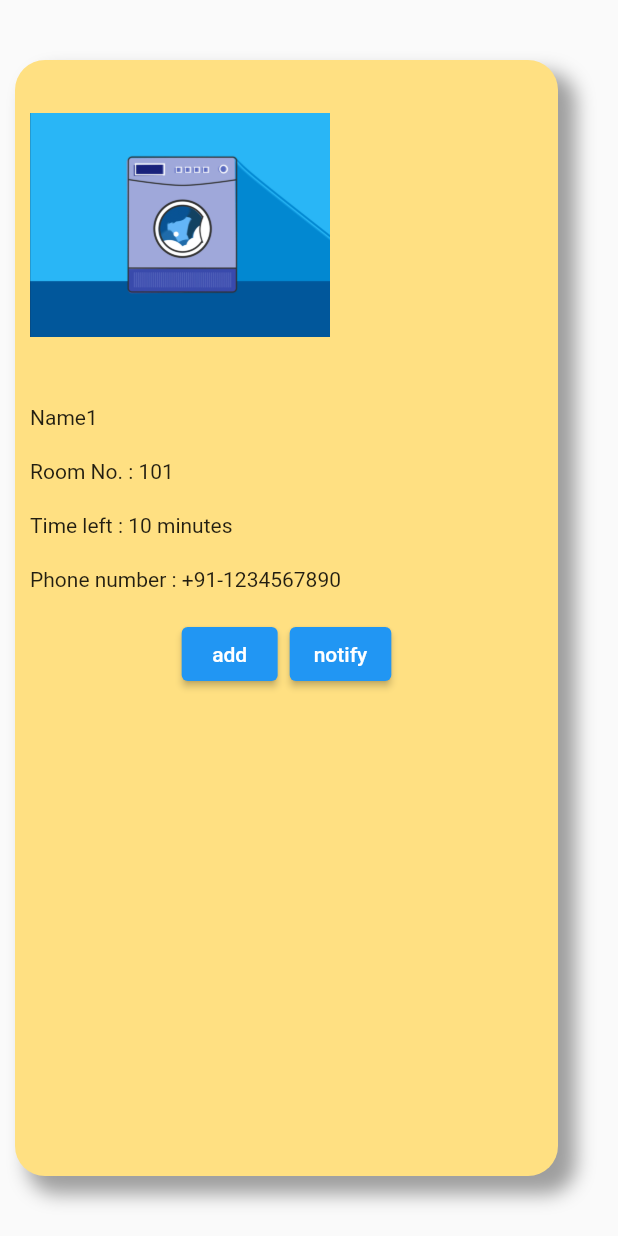
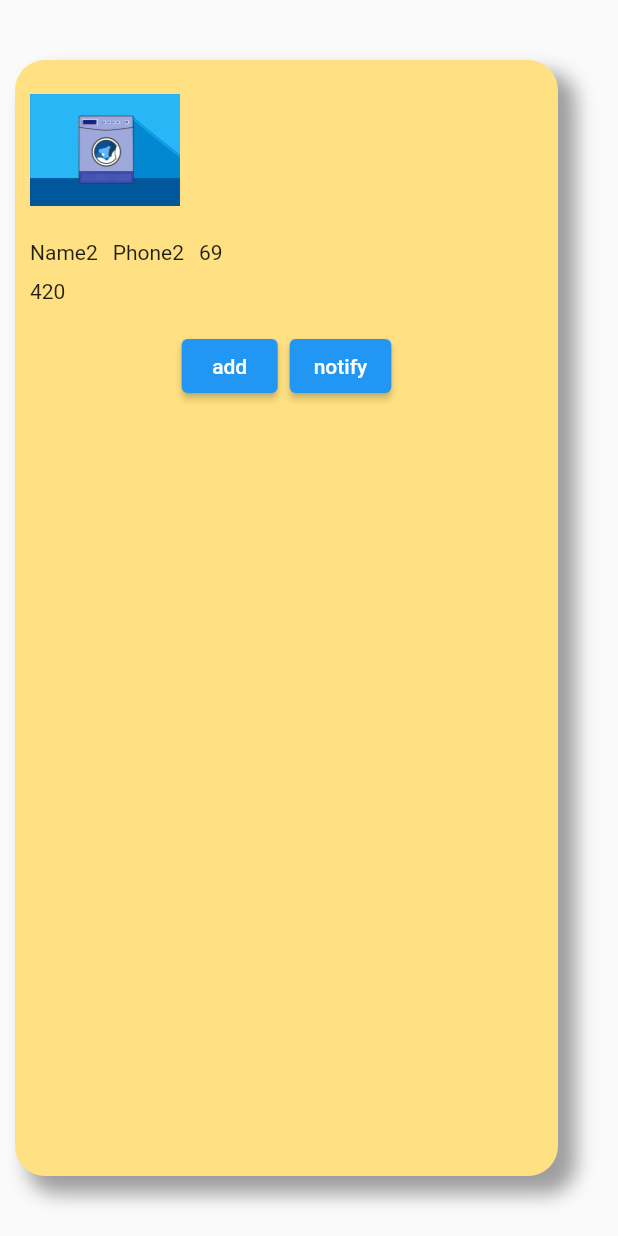
Before and after one commit to droidmaximus/laundromatic, a Flutter app: what wash() shows on an empty page, opened directly, on a phone screen of 412 x 824 dp. Run offline on Flutter 3.47's test engine with Material 2 defaults, Android fonts, the light colour scheme and no system bars.

Commit message:
tried navigation AGAIN

```diff
--- a/lib/FirstScreen.dart
+++ b/lib/FirstScreen.dart
@@ -6,19 +6,25 @@
 import './wash.dart';
 
 class FirstScreen extends StatelessWidget {
-
+  var name;
+  var room;
+  var phone;
+  var time;
+  //constructor
+  FirstScreen({this.name, this.room, this.phone, this.time});
   @override
-  Widget build (BuildContext context) {
+  Widget build(BuildContext context) {
     return Scaffold(
-      appBar: AppBar(
-        title: Text("LaundroMatic"),
-        backgroundColor: Colors.amber,
-      ),
-      body: Column(children:<Widget> [
-        wash('Name1', 'Phone1', 'Time1', 'Room1'),
-        Padding(padding: EdgeInsets.all(10)),
-
-      ],)
-    );
+        appBar: AppBar(
+          title: Text("LaundroMatic"),
+          backgroundColor: Colors.amber,
+        ),
+        body: SingleChildScrollView(
+            child: Column(
+          children: <Widget>[
+            wash(name, phone, time, room),
+            wash('Name2', 'Phone2', 69 ,420),
+          ],
+        )));
   }
 }
--- a/lib/form.dart
+++ b/lib/form.dart
@@ -95,6 +95,7 @@
                 child: const Text('Submit'),
                   onPressed:() {
                   if (_formKey.currentState!.validate()) {
+                    Navigator.of(context).push(MaterialPageRoute(builder: (context) => FirstScreen(name: name.text, room: room.text, time: time.text, phone: phone.text)));
                     Scaffold.of(context).showSnackBar(SnackBar(content: Text('Thank you for your submission')));
                   }
                 },
--- a/lib/main.dart
+++ b/lib/main.dart
@@ -10,7 +10,10 @@
 }
 
 class MyApp extends StatelessWidget {
-  const MyApp({Key? key}) : super(key: key);
+  var name = 'yas';
+  var room =  '124';
+  var phone = 69420;
+  var time = 69;
 
   @override
   Widget build(BuildContext context) {
--- a/lib/wash.dart
+++ b/lib/wash.dart
@@ -4,21 +4,13 @@
 
 import './SecondScreen.dart';
 
-class wash extends StatefulWidget {
-  @override
-  washstate createState() {
-    return washstate();
-  }
-  var name;
-  var phone;
-  var time;
-  var room;
-  wash(this.name,this.phone,this.time,this.room, {Key? key}) : super(key: key);
-
-}
-
-class washstate extends State<wash>{
+class wash extends StatelessWidget {
   double sidealign = 10;
+  var name = 'yas';
+  var room =  '124';
+  var phone = 69420;
+  var time = 69;
+  wash(this.name, this.room, this.phone, this.time);
   final String stopped = 'assets/images/washing-machine-static.png';
   final String running = 'assets/images/washing-machine-working.gif';
   Widget build(BuildContext context) {
@@ -44,26 +36,32 @@
         crossAxisAlignment: CrossAxisAlignment.start,
         children: <Widget>[
           Container(
-            width: 200,
-            height: 200,
+            width: 100,
+            height: 100,
             margin: EdgeInsets.all(10),
             child: Image.asset(stopped),
           ),
 
           Container(
-          child:  Text('Name1'),
-          margin: EdgeInsets.all(10),
+            child: Row(
+              children: <Widget>[
+                Container(
+                  margin: EdgeInsets.only(left: 10),
+                  child: Text(name),
+                ),
+                Container(
+                  margin: EdgeInsets.only(left: 10),
+                  child: Text(room),
+                ),
+                Container(
+                  margin: EdgeInsets.only(left: 10),
+                  child: Text(phone.toString()),
+                )
+              ],
+            ),
           ),
           Container(
-          child: Text('Room No. : 101'),
-          margin: EdgeInsets.all(10),
-          ),
-          Container(
-          child: Text('Time left : 10 minutes'),
-          margin: EdgeInsets.all(10),
-          ),
-          Container(
-          child: Text('Phone number : +91-1234567890'),
+          child: Text(time.toString()),
           margin: EdgeInsets.all(10),
           ),
           ButtonBar(
```
